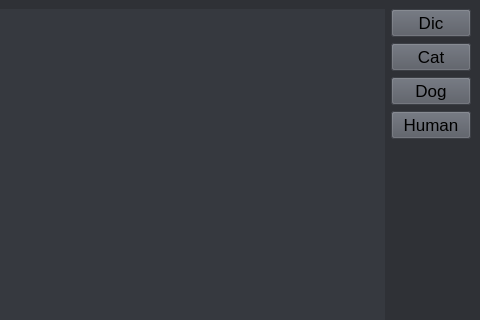
The window that ui/chatBot.ui (ncirello16/HackBU2023) describes before a commit, drawn with Qt 5; both pictures show x 394 to 874 and y 0 to 320 of the 874 by 508 pixel window.
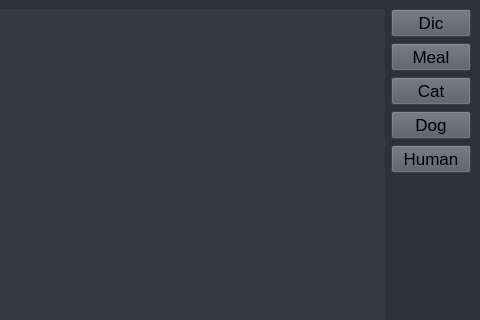
The same window after the commit.

The edit to the form file:
```diff
--- a/ui/chatBot.ui
+++ b/ui/chatBot.ui
@@ -94,6 +94,22 @@
             </property>
            </widget>
           </item>
+          <item>
+           <widget class="QPushButton" name="meal_switch">
+            <property name="font">
+             <font>
+              <pointsize>13</pointsize>
+             </font>
+            </property>
+            <property name="styleSheet">
+             <string notr="true">background-color: rgb(255, 255, 255);
+background-color: rgb(84, 88, 97);</string>
+            </property>
+            <property name="text">
+             <string>Meal</string>
+            </property>
+           </widget>
+          </item>
           <item>
            <widget class="QPushButton" name="cat_swItch">
             <property name="font">
```
